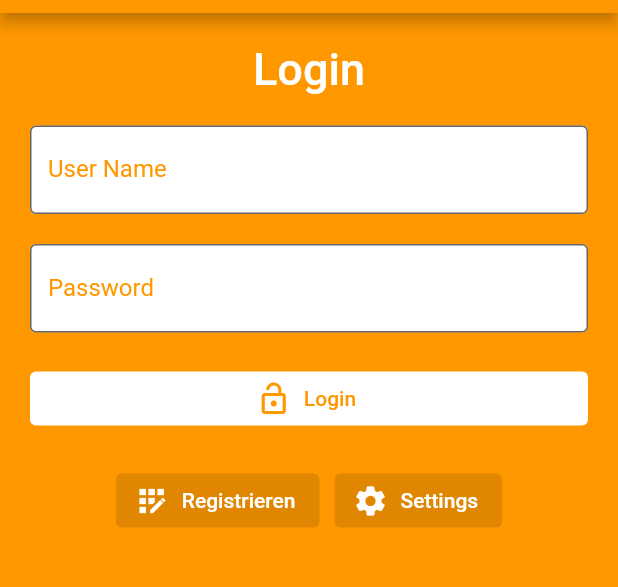
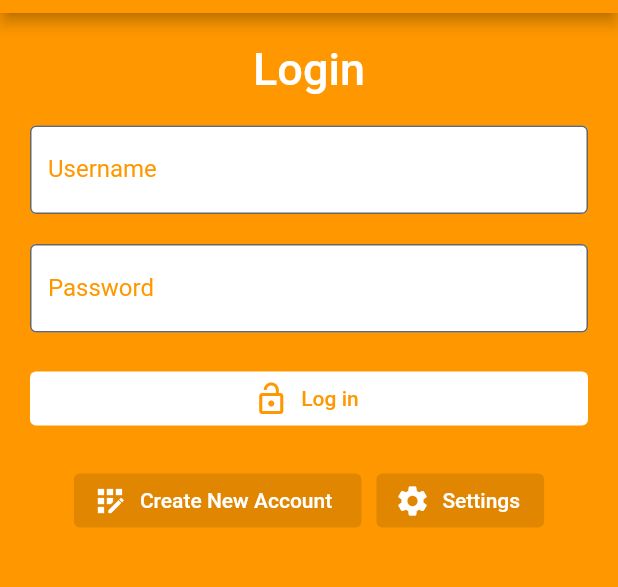
Before and after one commit to marcszy91/open_jodel_flutter, a Flutter app: the screen it shows after launch, on a phone screen of 412 x 824 dp, the part 71-658 px from its top. Run offline on Flutter 3.47's test engine with Material 2 defaults, Android fonts, the phone set to English and light mode, and no system bars; generated files the repository leaves out were written again.

Commit message:
localize more strings

```diff
--- a/lib/l10n/app_de.arb
+++ b/lib/l10n/app_de.arb
@@ -1,3 +1,7 @@
 {
-  "settings": "Einstellungen"
+  "createNewAccount": "Neues Konto erstellen",
+  "login": "Anmelden",
+  "password": "Passwort",
+  "settings": "Einstellungen",
+  "username": "Benutzername"
 }
--- a/lib/l10n/app_en.arb
+++ b/lib/l10n/app_en.arb
@@ -1,6 +1,22 @@
 {
+  "createNewAccount": "Create New Account ",
+  "@createNewAccount": {
+    "description": "CreateNewAccount"
+  },
+  "login": "Log in",
+  "@login": {
+    "description": "Log in"
+  },
+  "password": "Password",
+  "@password": {
+    "description": "Password"
+  },
   "settings": "Settings",
   "@settings": {
     "description": "Settings"
+  },
+  "username": "Username",
+  "@username": {
+    "description": "Username"
   }
 }
--- a/lib/screens/login/login_screen.dart
+++ b/lib/screens/login/login_screen.dart
@@ -37,7 +37,7 @@ class _LoginPageState extends State<LoginPage> {
                       labelStyle: TextStyle(color: Colors.orange),
                       filled: true,
                       border: OutlineInputBorder(),
-                      labelText: 'User Name',
+                      labelText: AppLocalizations.of(context).username,
                     ),
                   ),
                 ),
@@ -49,7 +49,7 @@ class _LoginPageState extends State<LoginPage> {
                       labelStyle: TextStyle(color: Colors.orange),
                       filled: true,
                       border: OutlineInputBorder(),
-                      labelText: 'Password',
+                      labelText: AppLocalizations.of(context).password,
                     ),
                   ),
                 ),
@@ -61,8 +61,10 @@ class _LoginPageState extends State<LoginPage> {
                             MaterialStateProperty.all<Color>(Colors.white),
                       ),
                       icon: Icon(Icons.lock_open, color: Colors.orange),
-                    label: Text('Login', style: TextStyle(color: Colors.orange),)
-                  ),
+                      label: Text(
+                        AppLocalizations.of(context).login,
+                        style: TextStyle(color: Colors.orange),
+                      )),
                 ),
                 Container(
                     padding: EdgeInsets.all(10),
@@ -70,18 +72,19 @@ class _LoginPageState extends State<LoginPage> {
                       mainAxisAlignment: MainAxisAlignment.center,
                       children: <Widget>[
                         ElevatedButton.icon(
-                        icon: Icon(Icons.app_registration, color: Colors.white),
-                        label: Text('Registrieren', style: TextStyle(color: Colors.white))
+                            icon: Icon(Icons.app_registration,
+                                color: Colors.white),
+                            label: Text(AppLocalizations.of(context).createNewAccount,
+                                style: TextStyle(color: Colors.white))),
+                        SizedBox(
+                          width: 10,
                         ),
-                      SizedBox(width: 10,),
                         ElevatedButton.icon(
                             icon: Icon(Icons.settings, color: Colors.white),
-                          label: Text(AppLocalizations.of(context).settings, style: TextStyle(color: Colors.white))
-                      )
+                            label: Text(AppLocalizations.of(context).settings,
+                                style: TextStyle(color: Colors.white)))
                       ],
-                  )
-                ),
-
+                    )),
               ],
             )));
   }
```
Lines whose indentation alone changed are shown as unchanged.
